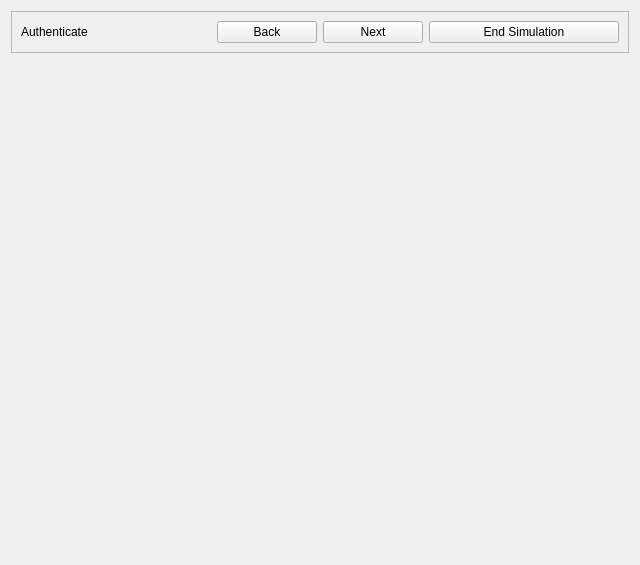
This is src/views/authenticate_view.ui in devforgely/MFA-Simulator as Qt 5 draws it before an edit. The edited form follows.
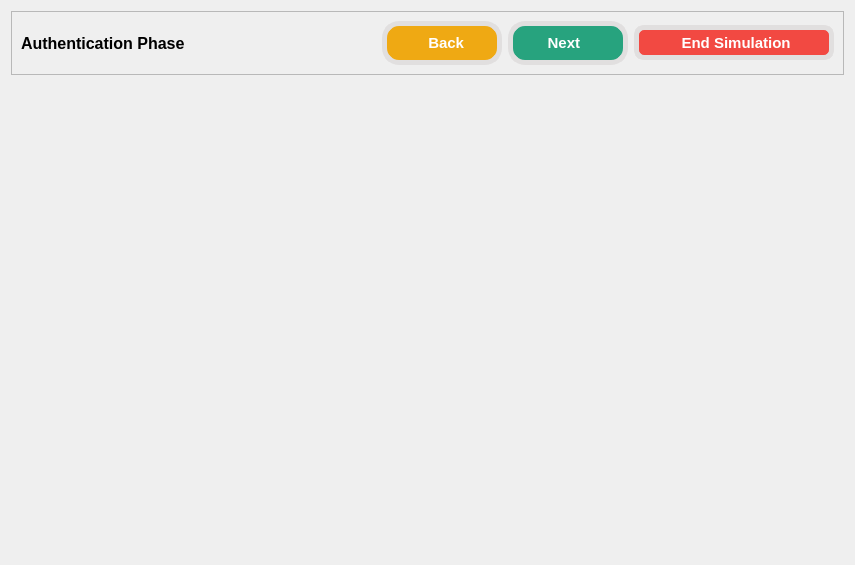
This is the edited form. Icons and pictures are not drawn.

Patch:
```diff
--- a/src/views/authenticate_view.ui
+++ b/src/views/authenticate_view.ui
@@ -6,13 +6,53 @@
    <rect>
     <x>0</x>
     <y>0</y>
-    <width>640</width>
+    <width>855</width>
     <height>565</height>
    </rect>
   </property>
   <property name="windowTitle">
    <string>Form</string>
   </property>
+  <property name="styleSheet">
+   <string notr="true">#authenticate_label {
+	font-family:Yu Gothic UI ;
+	font-size: 12pt;
+	font-weight: 600;
+}
+
+#frame QPushButton {
+	padding: 2px;
+	font-size: 11pt;
+	font-weight: 550;
+	color: white;
+	border: 5px solid #e1dfdf;
+}
+
+#back_btn {
+	border-radius: 17px;
+	background-color: #efa913;
+}
+
+#back_btn:disabled {
+	background-color: #e1dfdf;
+	color: gray;
+}
+
+#next_btn {
+	border-radius: 17px;
+	background-color: #27a37e;
+}
+
+#next_btn:disabled {
+	background-color: #e1dfdf;
+	color: gray;
+}
+
+#end_btn {
+	border-radius: 10px;
+	background-color: #F24942;
+}</string>
+  </property>
   <layout class="QVBoxLayout" name="verticalLayout">
    <item>
     <widget class="QFrame" name="frame">
@@ -30,48 +70,108 @@
      </property>
      <layout class="QHBoxLayout" name="horizontalLayout">
       <item>
-       <widget class="QLabel" name="label">
+       <widget class="QLabel" name="authenticate_label">
         <property name="text">
-         <string>Authenticate</string>
+         <string>Authentication Phase</string>
         </property>
        </widget>
       </item>
       <item>
        <widget class="QPushButton" name="back_btn">
+        <property name="minimumSize">
+         <size>
+          <width>0</width>
+          <height>44</height>
+         </size>
+        </property>
         <property name="maximumSize">
          <size>
-          <width>100</width>
+          <width>120</width>
           <height>16777215</height>
          </size>
         </property>
+        <property name="cursor">
+         <cursorShape>PointingHandCursor</cursorShape>
+        </property>
         <property name="text">
-         <string>Back</string>
+         <string>  Back</string>
+        </property>
+        <property name="icon">
+         <iconset>
+          <normaloff>../resources/icons/arrow-left.svg</normaloff>../resources/icons/arrow-left.svg</iconset>
+        </property>
+        <property name="iconSize">
+         <size>
+          <width>24</width>
+          <height>24</height>
+         </size>
         </property>
        </widget>
       </item>
       <item>
        <widget class="QPushButton" name="next_btn">
+        <property name="minimumSize">
+         <size>
+          <width>0</width>
+          <height>44</height>
+         </size>
+        </property>
         <property name="maximumSize">
          <size>
-          <width>100</width>
+          <width>120</width>
           <height>16777215</height>
          </size>
         </property>
+        <property name="cursor">
+         <cursorShape>PointingHandCursor</cursorShape>
+        </property>
+        <property name="layoutDirection">
+         <enum>Qt::RightToLeft</enum>
+        </property>
         <property name="text">
-         <string>Next</string>
+         <string>Next  </string>
+        </property>
+        <property name="icon">
+         <iconset>
+          <normaloff>../resources/icons/arrow-right.svg</normaloff>../resources/icons/arrow-right.svg</iconset>
+        </property>
+        <property name="iconSize">
+         <size>
+          <width>24</width>
+          <height>24</height>
+         </size>
         </property>
        </widget>
       </item>
       <item>
        <widget class="QPushButton" name="end_btn">
+        <property name="minimumSize">
+         <size>
+          <width>0</width>
+          <height>35</height>
+         </size>
+        </property>
         <property name="maximumSize">
          <size>
           <width>200</width>
           <height>16777215</height>
          </size>
         </property>
+        <property name="cursor">
+         <cursorShape>PointingHandCursor</cursorShape>
+        </property>
         <property name="text">
-         <string>End Simulation</string>
+         <string> End Simulation</string>
+        </property>
+        <property name="icon">
+         <iconset>
+          <normaloff>../resources/icons/x-octagon.svg</normaloff>../resources/icons/x-octagon.svg</iconset>
+        </property>
+        <property name="iconSize">
+         <size>
+          <width>32</width>
+          <height>32</height>
+         </size>
         </property>
        </widget>
       </item>
```
